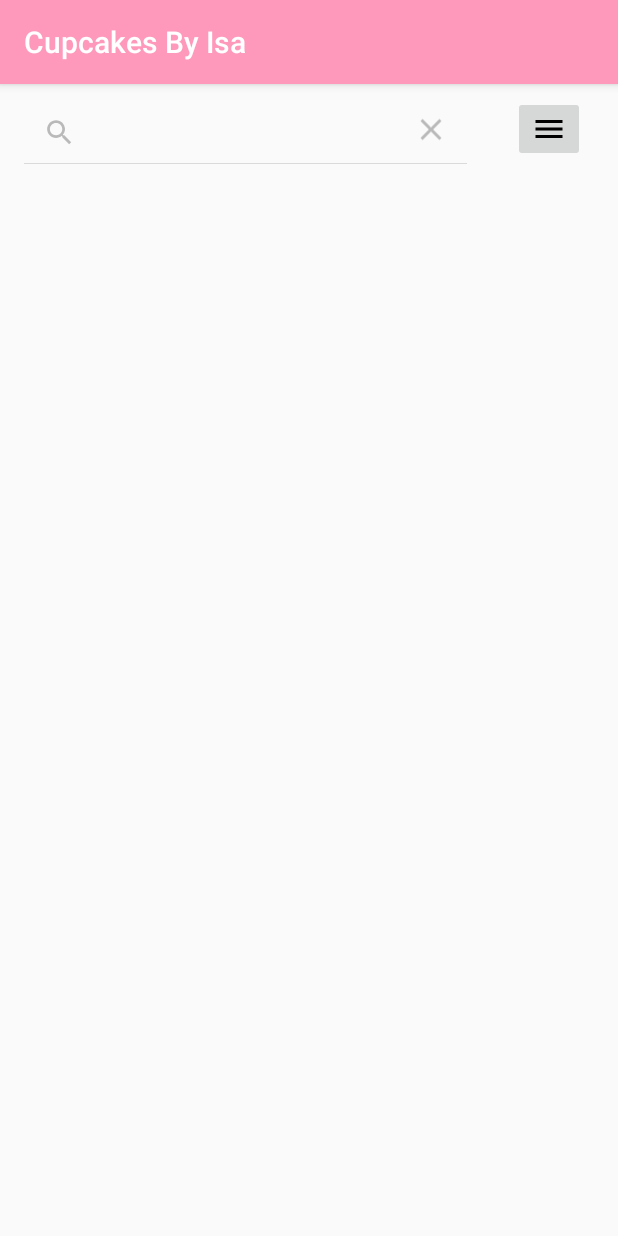
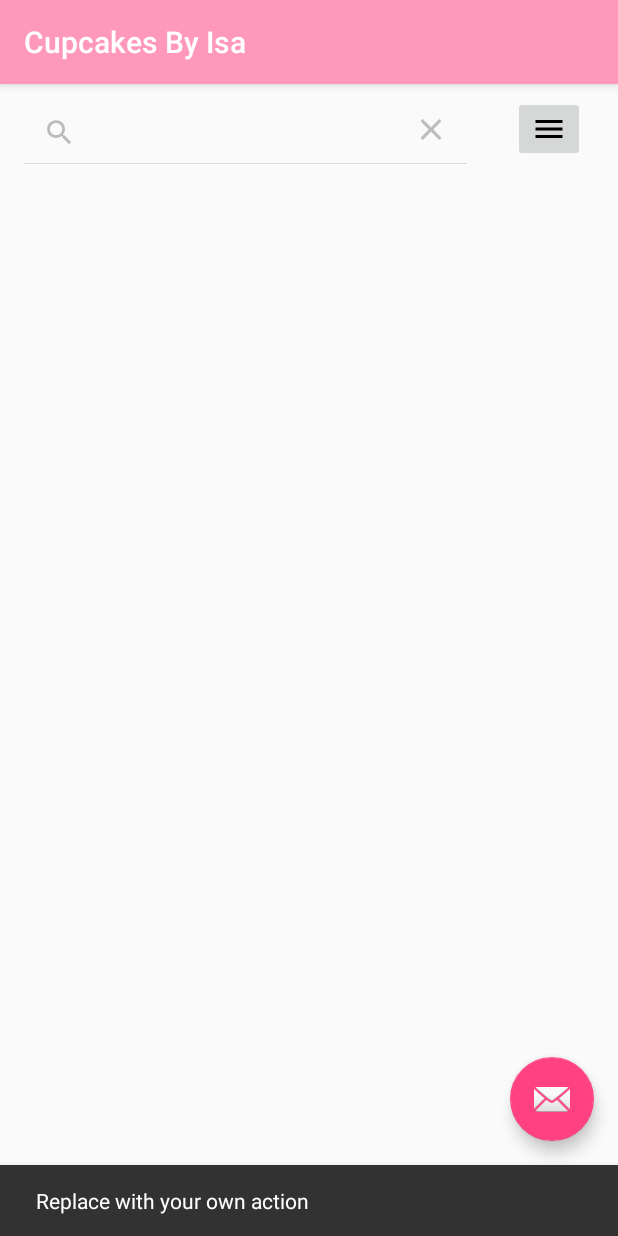
Before and after one commit to arthurmazer/kCbiApp, an Android app: the MyClientsActivity screen opened directly, with no data from a screen before it, after a tap on "Search", on a phone screen of 412 x 824 dp. Run offline under Robolectric (Android 15) with nearby library versions, the phone set to English and light mode, and no system bars; 1 other tap on this screen came first.

Commit message:
algumas alterações, fab na tela de clientes

```diff
--- a/app/build.gradle
+++ b/app/build.gradle
@@ -30,9 +30,10 @@ dependencies {
     implementation 'com.android.support:cardview-v7:26.1.0'
     implementation "org.jetbrains.anko:anko:$anko_version"
     testImplementation 'junit:junit:4.12'
-    androidTestImplementation ('com.android.support.test.espresso:espresso-core:3.0.1', {
+    androidTestImplementation('com.android.support.test.espresso:espresso-core:3.0.1', {
         exclude group: 'com.android.support', module: 'support-annotations'
     })
-    implementation"org.jetbrains.kotlin:kotlin-stdlib-jre7:$kotlin_version"
+    implementation "org.jetbrains.kotlin:kotlin-stdlib-jre7:$kotlin_version"
     implementation 'com.android.support:recyclerview-v7:26.1.0'
+    implementation 'com.android.support:design:26.1.0'
 }
--- a/app/src/main/AndroidManifest.xml
+++ b/app/src/main/AndroidManifest.xml
@@ -16,7 +16,7 @@
                 <category android:name="android.intent.category.LAUNCHER" />
             </intent-filter>
         </activity>
-        <activity android:name=".activities.MyClientsActivity"/>
+        <activity android:name=".activities.MyClientsActivity" />
     </application>
 
 </manifest>
--- a/app/src/main/java/cupcakes/br/cbi/activities/MyClientsActivity.kt
+++ b/app/src/main/java/cupcakes/br/cbi/activities/MyClientsActivity.kt
@@ -2,8 +2,11 @@ package cupcakes.br.cbi.activities
 
 import android.os.Bundle
 import android.os.PersistableBundle
+import android.support.design.widget.Snackbar
 import android.support.v7.app.AppCompatActivity
 import cupcakes.br.cbi.R
+import cupcakes.br.cbi.models.Client
+import kotlinx.android.synthetic.main.activity_clients.*
 
 /**
  * Created by monitorapc on 16-Oct-17.
@@ -15,7 +18,16 @@ class MyClientsActivity : AppCompatActivity(){
 
     override fun onCreate(savedInstanceState: Bundle?) {
         super.onCreate(savedInstanceState)
-        setContentView(R.layout.activity_my_clients)
+        setContentView(R.layout.activity_clients)
+
+        val cli = Client("asd", "01/09/1989", "(16) 99604-4224","www.facebook.com/arthurmazer", "12341515")
+        //cli.saveThisClient(this.applicationContext)
+
+        fab.setOnClickListener { view ->
+            Snackbar.make(view, "Replace with your own action", Snackbar.LENGTH_LONG)
+                    .setAction("Action", null).show()
+        }
+
     }
 
 }
--- /dev/null
+++ b/app/src/main/res/layout/activity_clients.xml
@@ -0,0 +1,19 @@
+<?xml version="1.0" encoding="utf-8"?>
+<android.support.design.widget.CoordinatorLayout xmlns:android="http://schemas.android.com/apk/res/android"
+    xmlns:app="http://schemas.android.com/apk/res-auto"
+    xmlns:tools="http://schemas.android.com/tools"
+    android:layout_width="match_parent"
+    android:layout_height="match_parent"
+    tools:context="cupcakes.br.cbi.activities.MyClientsActivity">
+
+    <include layout="@layout/content_clients" />
+
+    <android.support.design.widget.FloatingActionButton
+        android:id="@+id/fab"
+        android:layout_width="wrap_content"
+        android:layout_height="wrap_content"
+        android:layout_gravity="bottom|end"
+        android:layout_margin="@dimen/fab_margin"
+        app:srcCompat="@android:drawable/ic_dialog_email" />
+
+</android.support.design.widget.CoordinatorLayout>
--- a/app/src/main/res/layout/activity_my_clients.xml
+++ b/app/src/main/res/layout/content_clients.xml
@@ -1,7 +1,6 @@
 <?xml version="1.0" encoding="utf-8"?>
 <android.support.constraint.ConstraintLayout xmlns:android="http://schemas.android.com/apk/res/android"
     xmlns:app="http://schemas.android.com/apk/res-auto"
-    xmlns:tools="http://schemas.android.com/tools"
     android:layout_width="match_parent"
     android:layout_height="match_parent">
 
@@ -35,4 +34,5 @@
         app:layout_constraintEnd_toEndOf="parent"
         app:layout_constraintStart_toStartOf="parent"
         app:layout_constraintTop_toBottomOf="@+id/searchView" />
+
 </android.support.constraint.ConstraintLayout>
--- /dev/null
+++ b/app/src/main/res/values/dimens.xml
@@ -0,0 +1,3 @@
+<resources>
+    <dimen name="fab_margin">16dp</dimen>
+</resources>
--- a/app/src/main/res/values/strings.xml
+++ b/app/src/main/res/values/strings.xml
@@ -16,4 +16,5 @@
     <string name="content_description_filter_button">Filtre sua busca</string>
 
     <string name="database_fault">Falha ao acessar o banco de dados, contate seu administrador ;)</string>
+    <string name="title_activity_clients">ClientsActivity</string>
 </resources>
```
Also changed, not shown: app/src/main/java/cupcakes/br/cbi/managers/MySqlHelper.kt (+6 -6 lines), app/src/main/java/cupcakes/br/cbi/models/Client.kt (+15 -1 lines), app/src/main/res/drawable/ic_add_black_24dp.xml (added, +9 -0 lines), app/src/main/res/values/styles.xml (+9 -0 lines).
